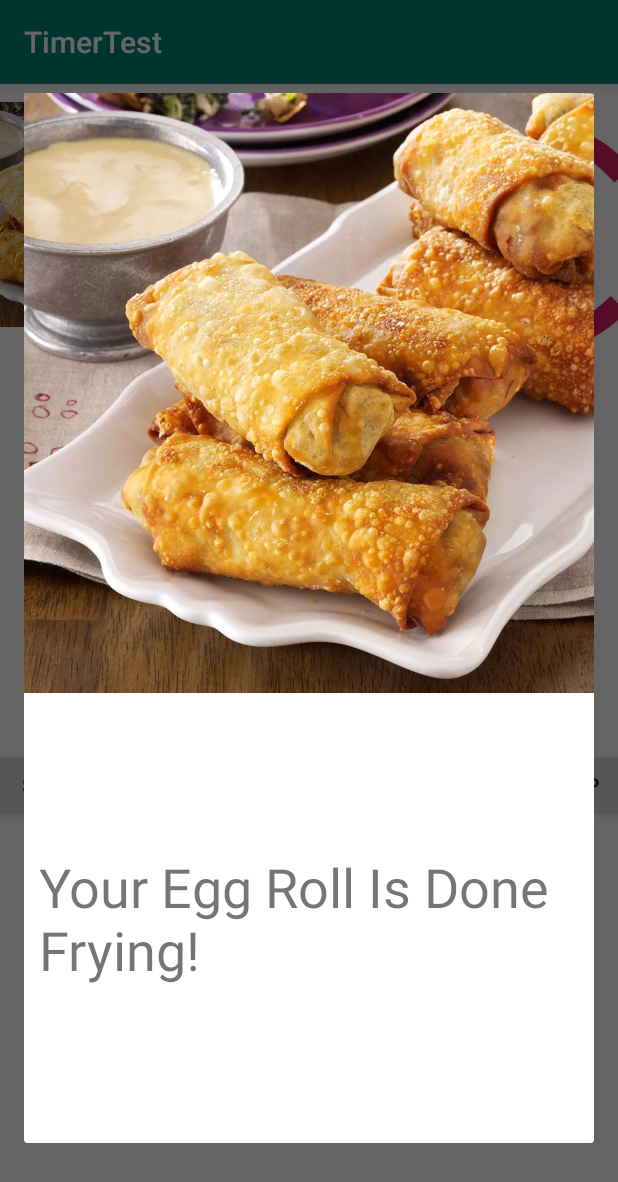
After one commit to SteamedBunX/TimerTest, an Android app: the fragment SoundDialogFragment placed in its activity, on a phone screen of 412 x 824 dp. The commit adds this screen. Shown: the top 1182 px of the screen. Run offline under Robolectric (Android 15) with nearby library versions, the phone set to English and light mode, and no system bars; our stand-ins replace data binding; plain views replace MaterialProgressBar.

Commit message:
Sound functional now. Very dirty but get the job done.

```diff
--- /dev/null
+++ b/app/src/main/java/com/steamedbunx/android/timertest/ui/SoundDialog/SoundDialogFragment.kt
@@ -0,0 +1,86 @@
+package com.steamedbunx.android.timertest.ui.SoundDialog
+
+import android.content.DialogInterface
+import android.graphics.drawable.Drawable
+import android.media.AudioAttributes
+import android.media.AudioManager
+import android.media.SoundPool
+import android.os.Build
+import android.os.Bundle
+import android.util.Log
+import android.view.LayoutInflater
+import android.view.View
+import android.view.ViewGroup
+import androidx.databinding.DataBindingUtil
+import androidx.fragment.app.DialogFragment
+import com.steamedbunx.android.timertest.R
+import com.steamedbunx.android.timertest.databinding.SoundDialogFragmentBinding
+
+
+class SoundDialogFragment : DialogFragment() {
+
+    lateinit var soundPool:SoundPool
+    var sound = 0
+    lateinit var binding:SoundDialogFragmentBinding
+
+    companion object {
+        @JvmStatic
+        fun newInstance() =
+            SoundDialogFragment()
+    }
+
+    override fun onCreateView(
+        inflater: LayoutInflater, container: ViewGroup?,
+        savedInstanceState: Bundle?
+    ): View? {
+        // Inflate the layout for this fragment
+        loadSoundPool()
+        binding = DataBindingUtil.inflate(inflater, R.layout.sound_dialog_fragment, container, true)
+        return binding.root
+    }
+
+    override fun onViewCreated(view: View, savedInstanceState: Bundle?) {
+        super.onViewCreated(view, savedInstanceState)
+        activity?.assets?.open("pork_egg_rolls.webp").use {
+            val drawable = Drawable.createFromStream(it, null)
+            binding.imageView2.setImageDrawable(drawable)
+        }
+
+    }
+
+    private fun loadSoundPool(){
+        if (Build.VERSION.SDK_INT >= Build.VERSION_CODES.LOLLIPOP) {
+            val audioAttributes = AudioAttributes.Builder()
+                .setUsage(AudioAttributes.USAGE_ASSISTANCE_SONIFICATION)
+                .setContentType(AudioAttributes.CONTENT_TYPE_SONIFICATION)
+                .build()
+
+            soundPool = SoundPool.Builder()
+                .setMaxStreams(6)
+                .setAudioAttributes(audioAttributes)
+                .build()
+        } else {
+            soundPool = SoundPool(6, AudioManager.STREAM_MUSIC, 0)
+        }
+        sound = soundPool.load(requireContext(), R.raw.beeps, 1)
+        Log.i("SoundPool", "Sound $sound LoadingStart" )
+        soundPool.setOnLoadCompleteListener { soundPool, sampleId, status ->
+            soundPool.play(sampleId, 1F,1F,1,-1,1F)
+            Log.i("SoundPool", "Sound $sound Loaded")
+        }
+    }
+
+    private fun startSound(){
+
+    }
+
+    private fun stopSound(){
+        soundPool.stop(sound)
+        soundPool.release()
+    }
+
+    override fun onDismiss(dialog: DialogInterface) {
+        super.onDismiss(dialog)
+        stopSound()
+    }
+}
--- a/app/src/main/java/com/steamedbunx/android/timertest/ui/main/MainFragment.kt
+++ b/app/src/main/java/com/steamedbunx/android/timertest/ui/main/MainFragment.kt
@@ -16,6 +16,7 @@ import com.steamedbunx.android.timertest.R
 import com.steamedbunx.android.timertest.data.AlarmData
 import com.steamedbunx.android.timertest.databinding.MainFragmentBinding
 import com.steamedbunx.android.timertest.ui.MainDialog.TestDialogFragment
+import com.steamedbunx.android.timertest.ui.SoundDialog.SoundDialogFragment
 import com.steamedbunx.android.timertest.util.notificationControl.AlarmScheduler
 import com.steamedbunx.android.timertest.util.notificationControl.NotificationHelper
 import kotlinx.android.synthetic.main.main_fragment.*
@@ -85,6 +86,9 @@ class MainFragment : Fragment() {
         binding.buttonPopup.setOnClickListener {
             showDialog()
         }
+        binding.buttonSound.setOnClickListener {
+            showSoundDialog()
+        }
 
 
         // Dirty asf, just testing, don't do this kids
@@ -106,6 +110,11 @@ class MainFragment : Fragment() {
         dialog.show(requireFragmentManager(), "test_dialog_fragment")
     }
 
+    fun showSoundDialog(){
+        val dialog = SoundDialogFragment.newInstance()
+        dialog.show(requireFragmentManager(),"sound_dialog_fragment")
+    }
+
     override fun onDestroy() {
         super.onDestroy()
     }
--- /dev/null
+++ b/app/src/main/res/layout/sound_dialog_fragment.xml
@@ -0,0 +1,35 @@
+<?xml version="1.0" encoding="utf-8"?>
+<layout>
+<androidx.constraintlayout.widget.ConstraintLayout xmlns:android="http://schemas.android.com/apk/res/android"
+    xmlns:app="http://schemas.android.com/apk/res-auto"
+    xmlns:tools="http://schemas.android.com/tools"
+    android:layout_width="match_parent"
+    android:layout_height="700dp"
+    android:layout_gravity="center"
+    android:minWidth="400dp"
+    android:minHeight="700dp"
+    tools:context=".ui.SoundDialog.SoundDialogFragment">
+
+    <ImageView
+        android:id="@+id/imageView2"
+        android:layout_width="match_parent"
+        android:layout_height="0dp"
+        android:contentDescription="Image of the dish"
+        app:layout_constraintDimensionRatio="1"
+        app:layout_constraintEnd_toEndOf="parent"
+        app:layout_constraintStart_toStartOf="parent"
+        app:layout_constraintTop_toTopOf="parent"
+        tools:src="@tools:sample/avatars" />
+
+    <TextView
+        android:layout_width="wrap_content"
+        android:layout_height="wrap_content"
+        android:text="Your Egg Roll Is Done Frying!"
+        android:textSize="36sp"
+        app:layout_constraintBottom_toBottomOf="parent"
+        app:layout_constraintEnd_toEndOf="parent"
+        app:layout_constraintStart_toStartOf="parent"
+        app:layout_constraintTop_toBottomOf="@+id/imageView2" />
+
+</androidx.constraintlayout.widget.ConstraintLayout>
+</layout>
```
Also changed, not shown: 1 other file.
